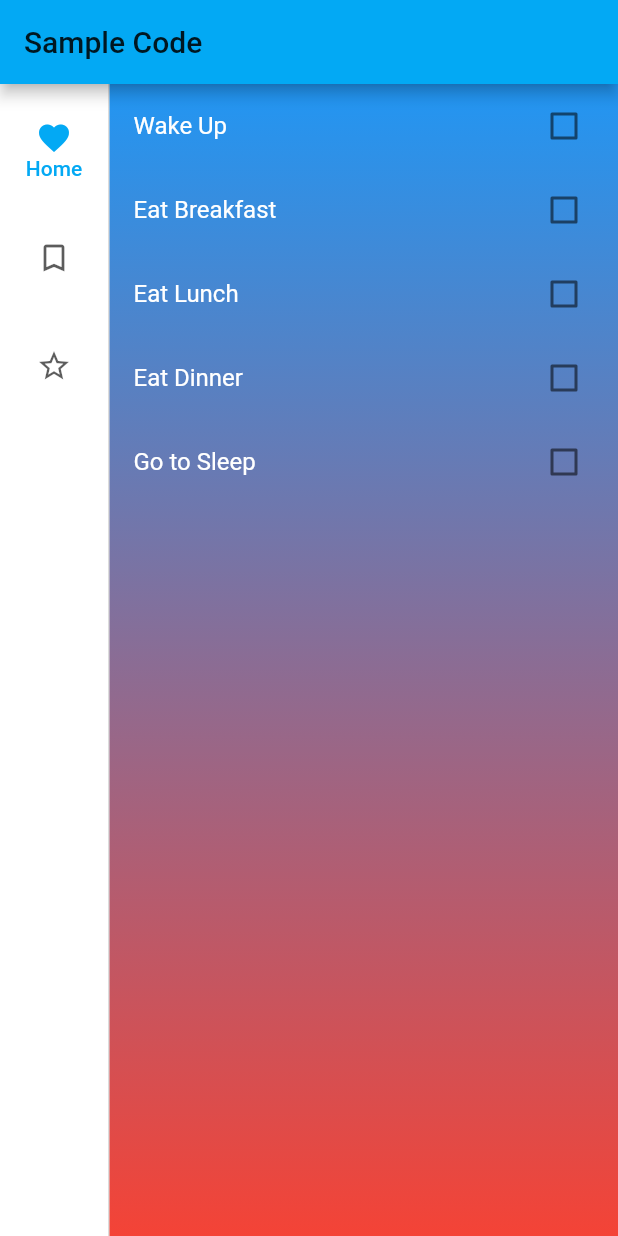
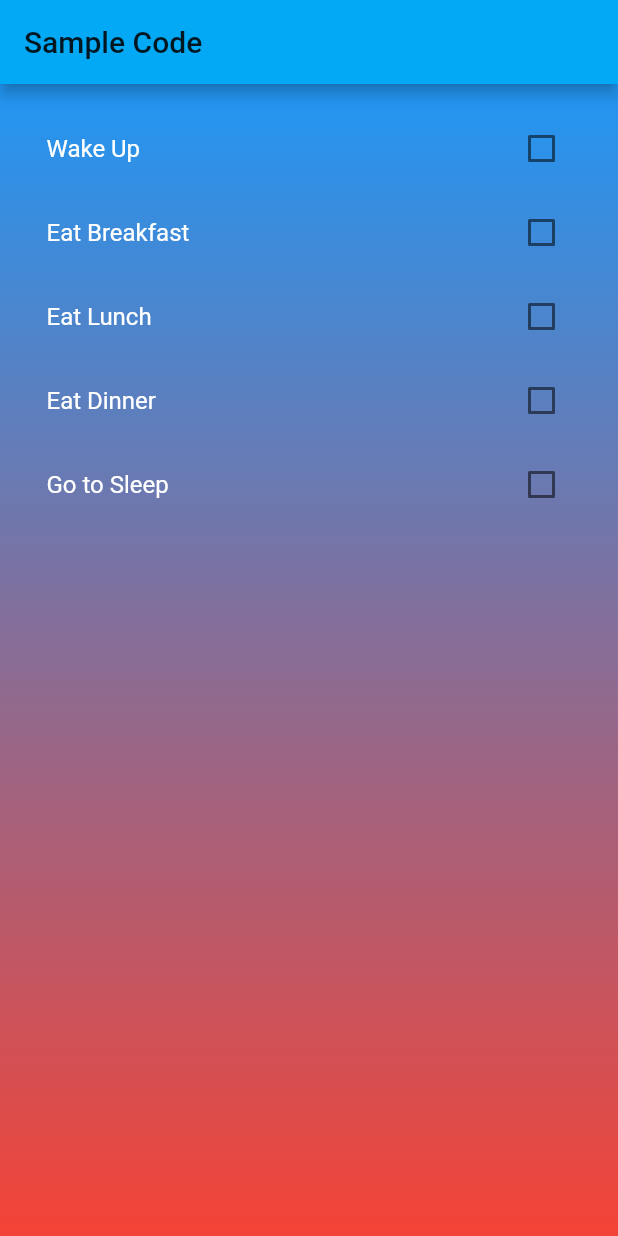
Before and after one commit to kaitlyntse/FlutterApp, a Flutter app: the screen it shows after launch, on a phone screen of 412 x 824 dp. Run offline on Flutter 3.47's test engine with Material 2 defaults, Android fonts, the phone set to English and light mode, and no system bars; our stand-ins replace confetti, firebase_messaging; accounts and stored records are empty.

Commit message:
remove nav, add padding

```diff
--- a/lib/dashboard.dart
+++ b/lib/dashboard.dart
@@ -55,36 +55,38 @@ class _DashboardState extends State<Dashboard> {
       ),
       body: Row(
         children: <Widget>[
-          NavigationRail(
-            selectedIndex: _selectedIndex,
-            onDestinationSelected: (int index) {
-              setState(() {
-                _selectedIndex = index;
-              });
-            },
-            labelType: NavigationRailLabelType.selected,
-            destinations: [
-              NavigationRailDestination(
-                icon: Icon(Icons.favorite_border),
-                selectedIcon: Icon(Icons.favorite),
-                label: Text('Home'),
-              ),
-              NavigationRailDestination(
-                icon: Icon(Icons.bookmark_border),
-                selectedIcon: Icon(Icons.book),
-                label: Text('Second'),
-              ),
-              NavigationRailDestination(
-                icon: Icon(Icons.star_border),
-                selectedIcon: Icon(Icons.star),
-                label: Text('Third'),
-              ),
-            ],
-          ),
-          VerticalDivider(thickness: 1, width: 1),
+          // NavigationRail(
+          //   selectedIndex: _selectedIndex,
+          //   onDestinationSelected: (int index) {
+          //     setState(() {
+          //       _selectedIndex = index;
+          //     });
+          //   },
+          //   labelType: NavigationRailLabelType.selected,
+          //   destinations: [
+          //     NavigationRailDestination(
+          //       icon: Icon(Icons.favorite_border),
+          //       selectedIcon: Icon(Icons.favorite),
+          //       label: Text('Home'),
+          //     ),
+          //     NavigationRailDestination(
+          //       icon: Icon(Icons.bookmark_border),
+          //       selectedIcon: Icon(Icons.book),
+          //       label: Text('Second'),
+          //     ),
+          //     NavigationRailDestination(
+          //       icon: Icon(Icons.star_border),
+          //       selectedIcon: Icon(Icons.star),
+          //       label: Text('Third'),
+          //     ),
+          //   ],
+          // ),
+          // VerticalDivider(thickness: 1, width: 1),
           // This is the main content.
           Expanded(
               child: Container(
+            padding: const EdgeInsets.all(15.0),
+            alignment: Alignment.center,
             decoration: BoxDecoration(
                 gradient: LinearGradient(
                     begin: Alignment.topLeft,
```
